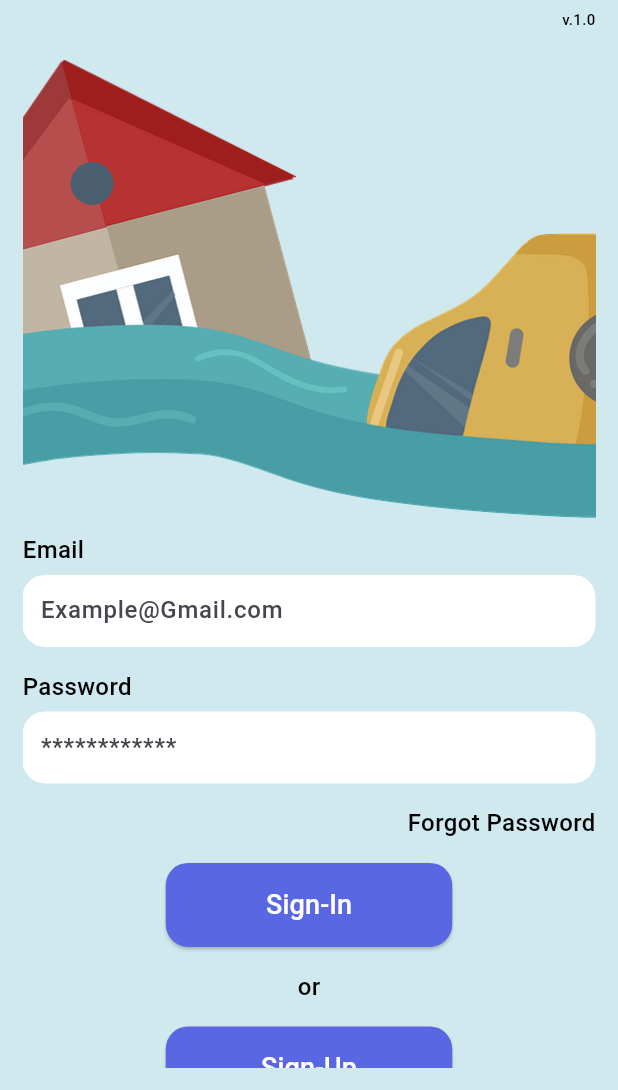
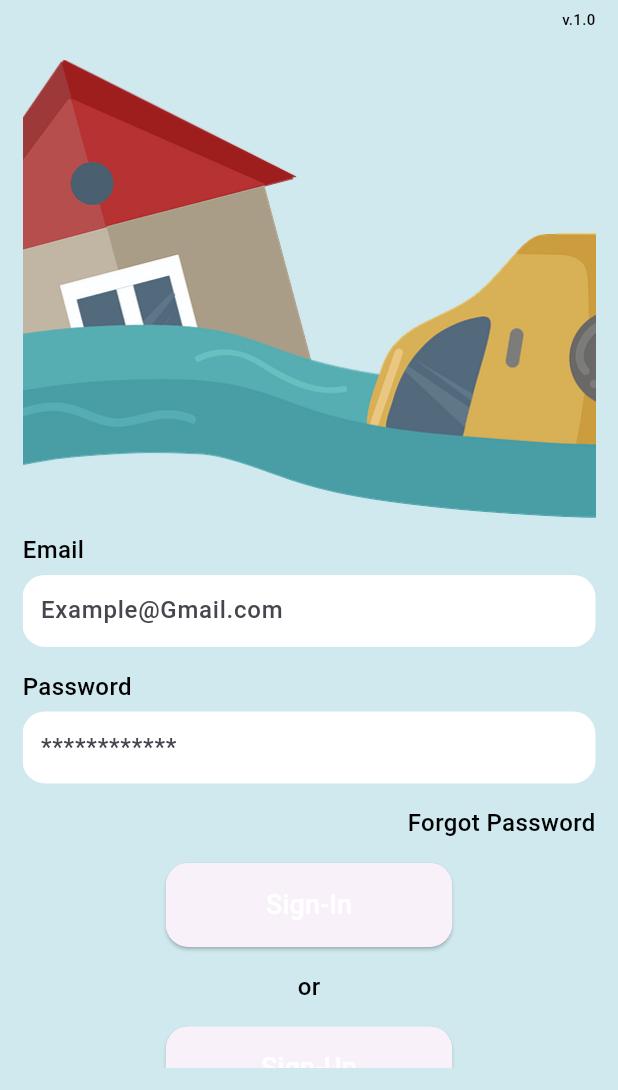
Before and after one commit to KasunPrathapasinghe/fludert, a Flutter app: the Login screen opened directly, on a phone screen of 412 x 824 dp, the part 146-1236 px from its top. Run offline on Flutter 3.47's test engine with Material 3 defaults, Android fonts, the phone set to English and light mode, and no system bars; our stand-ins replace flutter_svg.

Commit message:
login page color

```diff
--- a/lib/screens/login.dart
+++ b/lib/screens/login.dart
@@ -155,7 +155,7 @@ class Login extends StatelessWidget {
                             0.5, // Adjust this percentage as needed
                         child: ElevatedButton(
                           style: ElevatedButton.styleFrom(
-                            primary: Color(0xFF5967E3),
+                            //primary: Color(0xFF5967E3),
                             padding: EdgeInsets.symmetric(vertical: 15),
                             shape: RoundedRectangleBorder(
                               borderRadius: BorderRadius.circular(15),
@@ -195,7 +195,7 @@ class Login extends StatelessWidget {
                             0.5, // Adjust this percentage as needed
                         child: ElevatedButton(
                           style: ElevatedButton.styleFrom(
-                            primary: Color(0xFF5967E3),
+                          //primary: Color(0xFF5967E3),
                             padding: EdgeInsets.symmetric(vertical: 15),
                             shape: RoundedRectangleBorder(
                               borderRadius: BorderRadius.circular(15),
```
